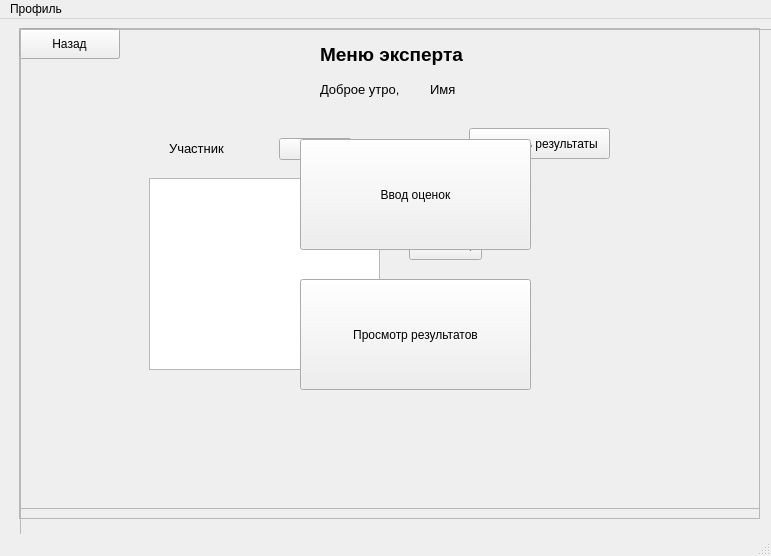
First picture: the form in ui_files/ExpertWindowUi.ui, repository antons201/WorldSkills__CourseWork, before the edit.
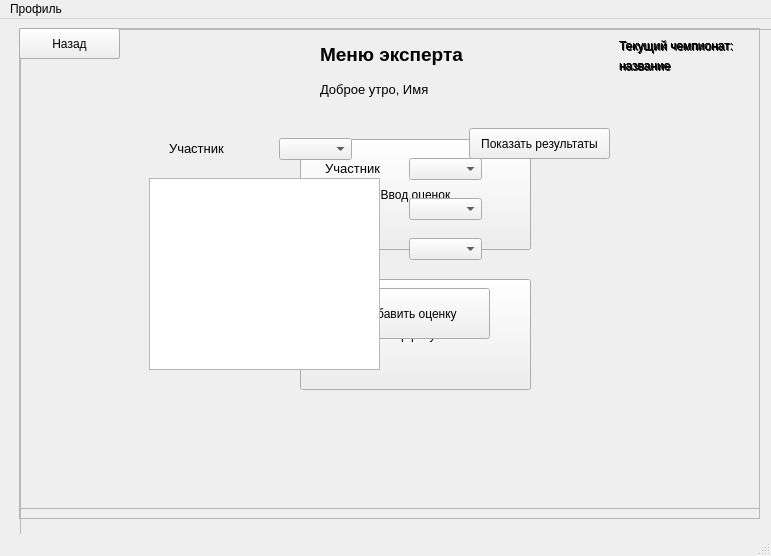
Second picture: the form after the edit.

Patch:
```diff
--- a/ui_files/ExpertWindowUi.ui
+++ b/ui_files/ExpertWindowUi.ui
@@ -54,7 +54,7 @@
       <rect>
        <x>300</x>
        <y>50</y>
-       <width>111</width>
+       <width>161</width>
        <height>21</height>
       </rect>
      </property>
@@ -64,25 +64,7 @@
       </font>
      </property>
      <property name="text">
-      <string>Доброе утро,</string>
-     </property>
-    </widget>
-    <widget class="QLabel" name="NameLabel">
-     <property name="geometry">
-      <rect>
-       <x>410</x>
-       <y>50</y>
-       <width>31</width>
-       <height>21</height>
-      </rect>
-     </property>
-     <property name="font">
-      <font>
-       <pointsize>10</pointsize>
-      </font>
-     </property>
-     <property name="text">
-      <string>Имя</string>
+      <string>Доброе утро, Имя</string>
      </property>
     </widget>
     <widget class="QPushButton" name="ResultsButton">
@@ -111,6 +93,32 @@
       <string>Ввод оценок</string>
      </property>
     </widget>
+    <widget class="QLabel" name="NameChempionshipsLabel_2">
+     <property name="geometry">
+      <rect>
+       <x>600</x>
+       <y>30</y>
+       <width>81</width>
+       <height>16</height>
+      </rect>
+     </property>
+     <property name="text">
+      <string>название</string>
+     </property>
+    </widget>
+    <widget class="QLabel" name="ThisChempionshipsLabel_2">
+     <property name="geometry">
+      <rect>
+       <x>600</x>
+       <y>10</y>
+       <width>141</width>
+       <height>16</height>
+      </rect>
+     </property>
+     <property name="text">
+      <string>Текущий чемпионат:</string>
+     </property>
+    </widget>
    </widget>
    <widget class="QFrame" name="MarksFrame">
     <property name="geometry">
@@ -246,6 +254,32 @@
       <string>Назад</string>
      </property>
     </widget>
+    <widget class="QLabel" name="NameChempionshipsLabel_3">
+     <property name="geometry">
+      <rect>
+       <x>600</x>
+       <y>30</y>
+       <width>81</width>
+       <height>16</height>
+      </rect>
+     </property>
+     <property name="text">
+      <string>название</string>
+     </property>
+    </widget>
+    <widget class="QLabel" name="ThisChempionshipsLabel_3">
+     <property name="geometry">
+      <rect>
+       <x>600</x>
+       <y>10</y>
+       <width>141</width>
+       <height>16</height>
+      </rect>
+     </property>
+     <property name="text">
+      <string>Текущий чемпионат:</string>
+     </property>
+    </widget>
    </widget>
    <widget class="QFrame" name="ResultsFrame">
     <property name="geometry">
@@ -326,10 +360,33 @@
       <string>Назад</string>
      </property>
     </widget>
+    <widget class="QLabel" name="NameChempionshipsLabel">
+     <property name="geometry">
+      <rect>
+       <x>600</x>
+       <y>30</y>
+       <width>81</width>
+       <height>16</height>
+      </rect>
+     </property>
+     <property name="text">
+      <string>название</string>
+     </property>
+    </widget>
+    <widget class="QLabel" name="ThisChempionshipsLabel">
+     <property name="geometry">
+      <rect>
+       <x>600</x>
+       <y>10</y>
+       <width>141</width>
+       <height>16</height>
+      </rect>
+     </property>
+     <property name="text">
+      <string>Текущий чемпионат:</string>
+     </property>
+    </widget>
    </widget>
-   <zorder>MarksFrame</zorder>
-   <zorder>ResultsFrame</zorder>
-   <zorder>MainFrame</zorder>
   </widget>
   <widget class="QMenuBar" name="menubar">
    <property name="geometry">
```
